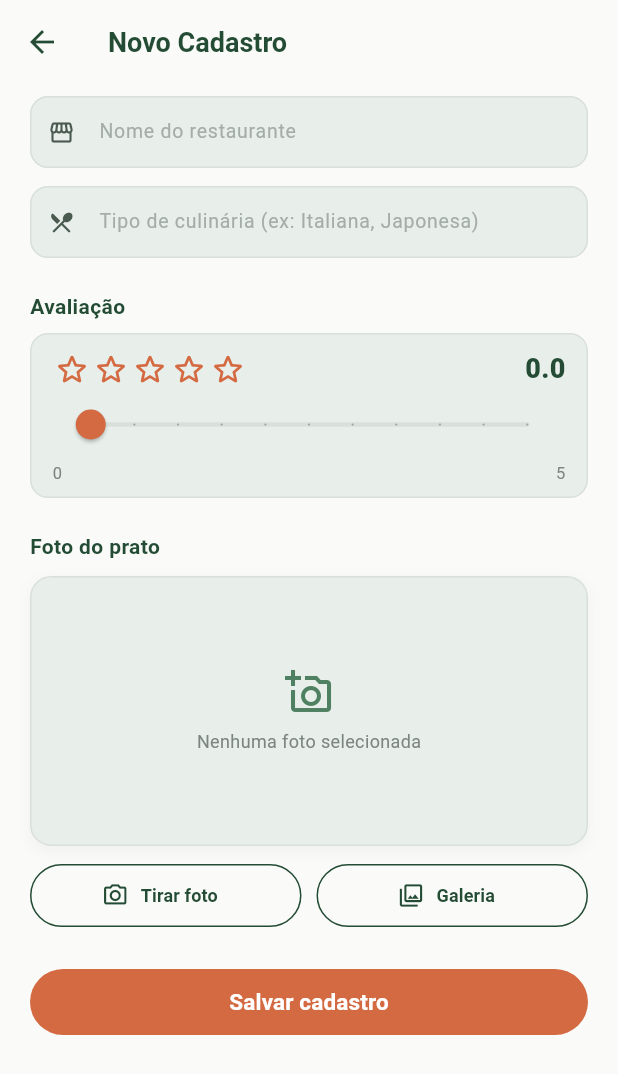
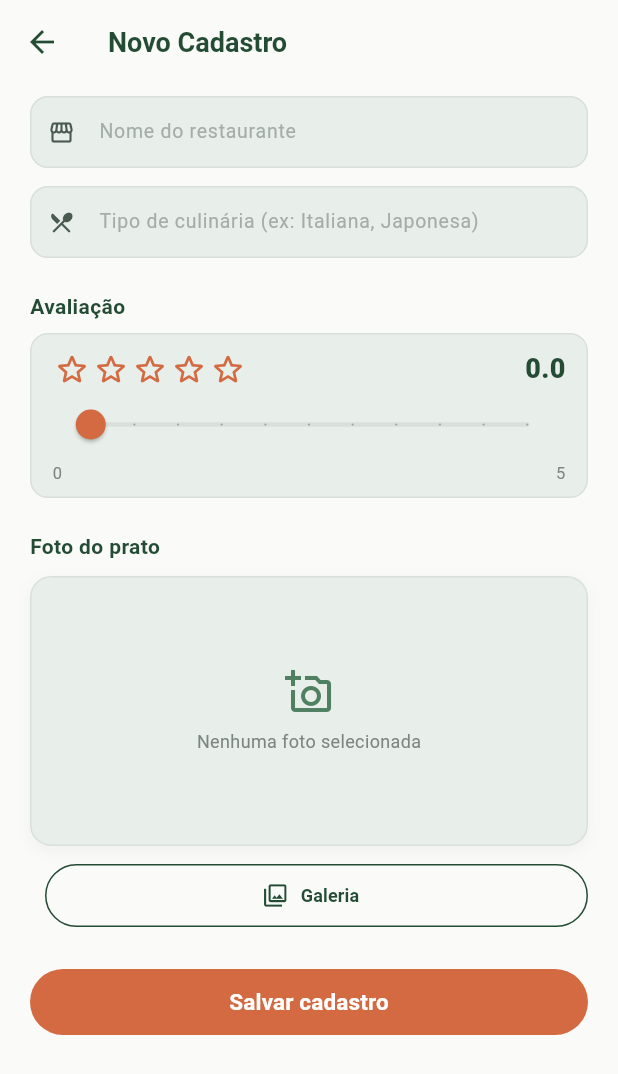
Before and after one commit to Gabriel-ssa/coma_bem_v2, a Flutter app: the CadastroScreen screen opened directly, on a phone screen of 412 x 824 dp. Shown: the top 1074 px of the screen. Run offline on Flutter 3.47's test engine with Material 3 defaults, Android fonts, the phone set to English and light mode, and no system bars; our stand-ins replace image_picker, sqflite, sqflite_common_ffi; accounts and stored records are empty.

Commit message:
23/09 pt3

```diff
--- a/lib/screens/cadastro_screen.dart
+++ b/lib/screens/cadastro_screen.dart
@@ -355,11 +355,6 @@ class _CadastroScreenState extends State<CadastroScreen> {
 
               Row(
                 children: [
-                  _photoButton(
-                    icon: Icons.camera_alt_outlined,
-                    label: 'Tirar foto',
-                    onPressed: _tirarFoto,
-                  ),
                   const SizedBox(width: 10),
                   _photoButton(
                     icon: Icons.photo_library_outlined,
```
